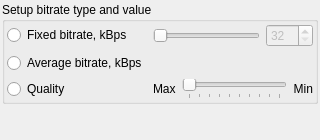
First picture: the form in apps/zxtune-qt/ui/conversion/mp3_settings.ui, repository vitamin-caig/zxtune, before the edit.
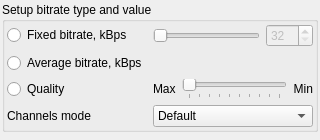
Second picture: the form after the edit.

Commit message: zxtune-qt: support channels mode specifying for mp3 conversion.

```diff
--- a/apps/zxtune-qt/ui/conversion/mp3_settings.ui
+++ b/apps/zxtune-qt/ui/conversion/mp3_settings.ui
@@ -129,6 +129,37 @@
         </item>
        </layout>
       </item>
+      <item row="3" column="0">
+       <widget class="QLabel" name="channelsModeLabel">
+        <property name="text">
+         <string>Channels mode</string>
+        </property>
+       </widget>
+      </item>
+      <item row="3" column="1">
+       <widget class="QComboBox" name="channelsMode">
+        <item>
+         <property name="text">
+          <string>Default</string>
+         </property>
+        </item>
+        <item>
+         <property name="text">
+          <string>Stereo</string>
+         </property>
+        </item>
+        <item>
+         <property name="text">
+          <string>Joint Stereo</string>
+         </property>
+        </item>
+        <item>
+         <property name="text">
+          <string>Mono</string>
+         </property>
+        </item>
+       </widget>
+      </item>
      </layout>
     </widget>
    </item>
```
The commit also changes 5 other files.
